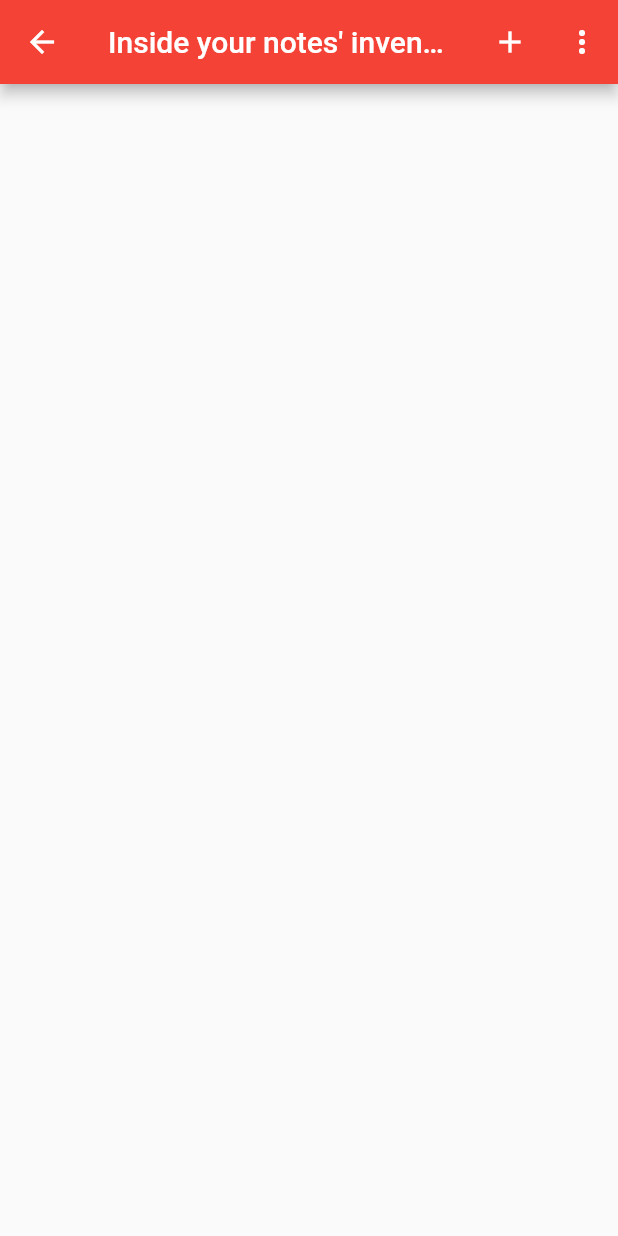
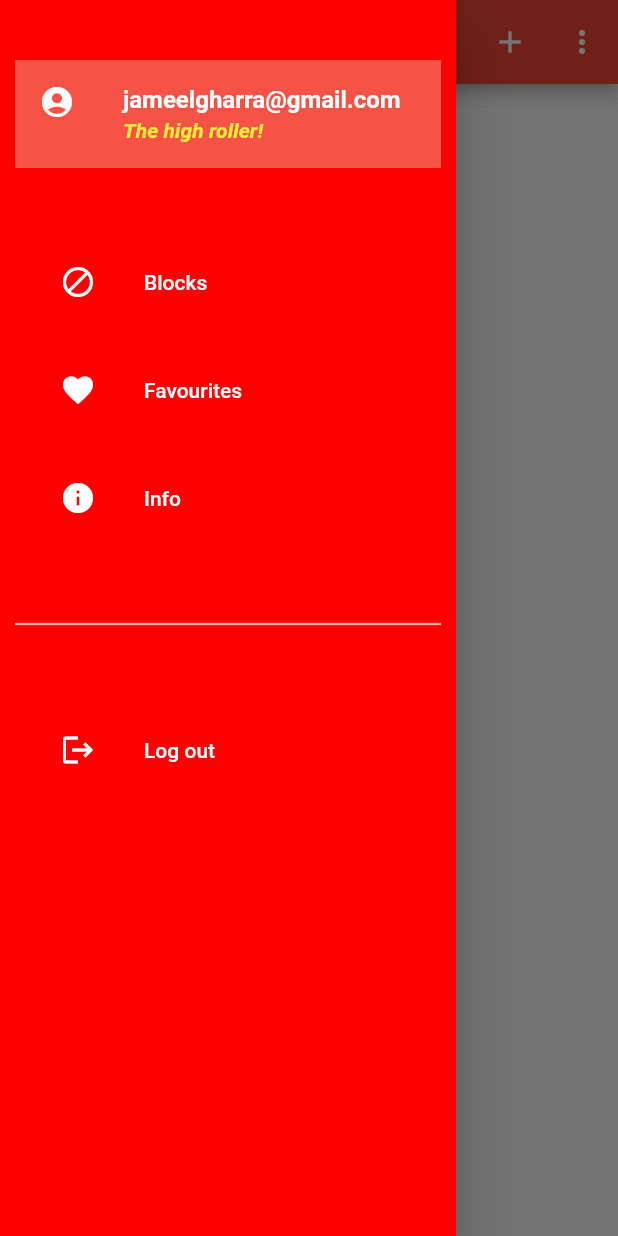
Before and after one commit to JameelGharra/MyNotes-app, a Flutter app: the NotesView screen opened directly, with the side drawer open (before the commit the screen has no drawer), on a phone screen of 412 x 824 dp. Run offline on Flutter 3.47's test engine with Material 2 defaults, Android fonts, the light colour scheme and no system bars; our stand-ins replace bloc, cloud_firestore, equatable, firebase_auth, firebase_core, flutter_bloc and 1 more; accounts and stored records are empty.

Commit message:
Lirum lipsum for a sidebar on notes view.

```diff
--- /dev/null
+++ b/lib/views/notes/notes_sidebar/navigation_sidebar.dart
@@ -0,0 +1,59 @@
+import 'package:flutter/material.dart';
+import 'package:mynotes/views/notes/notes_sidebar/sidebar_header.dart';
+import 'package:mynotes/views/notes/notes_sidebar/sidebar_menu_item.dart';
+
+class NavigationSideBar extends StatelessWidget {
+  static const _menuPadding = EdgeInsets.symmetric(
+    horizontal: 10.0,
+  );
+  const NavigationSideBar({Key? key}) : super(key: key);
+  @override
+  Widget build(BuildContext context) {
+    return Drawer(
+      child: Material(
+        color: const Color.fromARGB(255, 255, 0, 0),
+        child: ListView(padding: _menuPadding, children: const <Widget>[
+          SizedBox(
+            height: 40.0,
+          ),
+          SideBarHeader(),
+          SizedBox(
+            height: 48.0,
+          ),
+          SideBarMenuItem(
+            text: 'Blocks',
+            icon: Icons.block,
+          ),
+          SizedBox(
+            height: 16.0,
+          ),
+          SideBarMenuItem(
+            text: 'Favourites',
+            icon: Icons.favorite,
+          ),
+          SizedBox(
+            height: 16.0,
+          ),
+          SideBarMenuItem(
+            text: 'Info',
+            icon: Icons.info,
+          ),
+          SizedBox(
+            height: 48.0,
+          ),
+          Divider(
+            color: Colors.white70,
+            thickness: 1.5,
+          ),
+          SizedBox(
+            height: 48.0,
+          ),
+          SideBarMenuItem(
+            text: 'Log out',
+            icon: Icons.logout,
+          ),
+        ]),
+      ),
+    );
+  }
+}
--- /dev/null
+++ b/lib/views/notes/notes_sidebar/sidebar_header.dart
@@ -0,0 +1,29 @@
+import 'package:flutter/material.dart';
+
+class SideBarHeader extends StatelessWidget {
+  const SideBarHeader({Key? key}) : super(key: key);
+
+  @override
+  Widget build(BuildContext context) {
+    return const ListTile(
+      tileColor: Color.fromARGB(255, 247, 82, 70),
+      hoverColor: Colors.white70,
+      leading: Icon(
+        Icons.account_circle,
+        color: Colors.white,
+      ),
+      title: Text('jameelgharra@gmail.com',
+          style: TextStyle(
+            color: Colors.white,
+            fontWeight: FontWeight.bold,
+            fontSize: 16.0,
+          )),
+      subtitle: Text('The high roller!',
+          style: TextStyle(
+            color: Colors.yellow,
+            fontWeight: FontWeight.bold,
+            fontStyle: FontStyle.italic,
+          )),
+    );
+  }
+}
--- /dev/null
+++ b/lib/views/notes/notes_sidebar/sidebar_menu_item.dart
@@ -0,0 +1,37 @@
+import 'package:flutter/material.dart';
+
+@immutable
+class SideBarMenuItem extends StatelessWidget {
+  final String _text;
+  final IconData _icon;
+  static const Color _tileColor = Colors.white;
+  static const Color _hoverColor = Colors.white70;
+  final VoidCallback? _onClicked;
+
+  const SideBarMenuItem({
+    Key? key,
+    required String text,
+    required IconData icon,
+    VoidCallback? onClicked,
+  })  : _icon = icon,
+        _text = text,
+        _onClicked = onClicked,
+        super(key: key);
+
+  @override
+  Widget build(BuildContext context) {
+    return ListTile(
+      contentPadding: const EdgeInsets.symmetric(horizontal: 30.0),
+      title: Text(
+        _text,
+        style: const TextStyle(color: _tileColor),
+      ),
+      hoverColor: _hoverColor,
+      leading: Icon(
+        _icon,
+        color: _tileColor,
+      ),
+      onTap: () {},
+    );
+  }
+}
--- a/lib/views/notes/notes_view.dart
+++ b/lib/views/notes/notes_view.dart
@@ -5,6 +5,7 @@ import 'package:mynotes/services/cloud/cloud_note.dart';
 import 'package:mynotes/services/cloud/firebase_cloud_storage.dart';
 import 'package:mynotes/utilities/dialogs/logout_dialog.dart';
 import 'package:mynotes/views/notes/notes_list_view.dart';
+import 'package:mynotes/views/notes/notes_sidebar/navigation_sidebar.dart';
 
 import '../../constants/routes.dart';
 import '../../enums/menu_action.dart';
@@ -31,8 +32,8 @@ class _NotesViewState extends State<NotesView> {
   @override
   Widget build(BuildContext context) {
     return Scaffold(
-      appBar:
-          AppBar(title: const Text("Inside your notes' inventory"), actions: [
+      drawer: const NavigationSideBar(),
+      appBar: AppBar(title: const Text("Notes Inventory"), actions: [
         IconButton(
           onPressed: () {
             Navigator.of(context).pushNamed(createOrUpdateNoteRoute);
```
